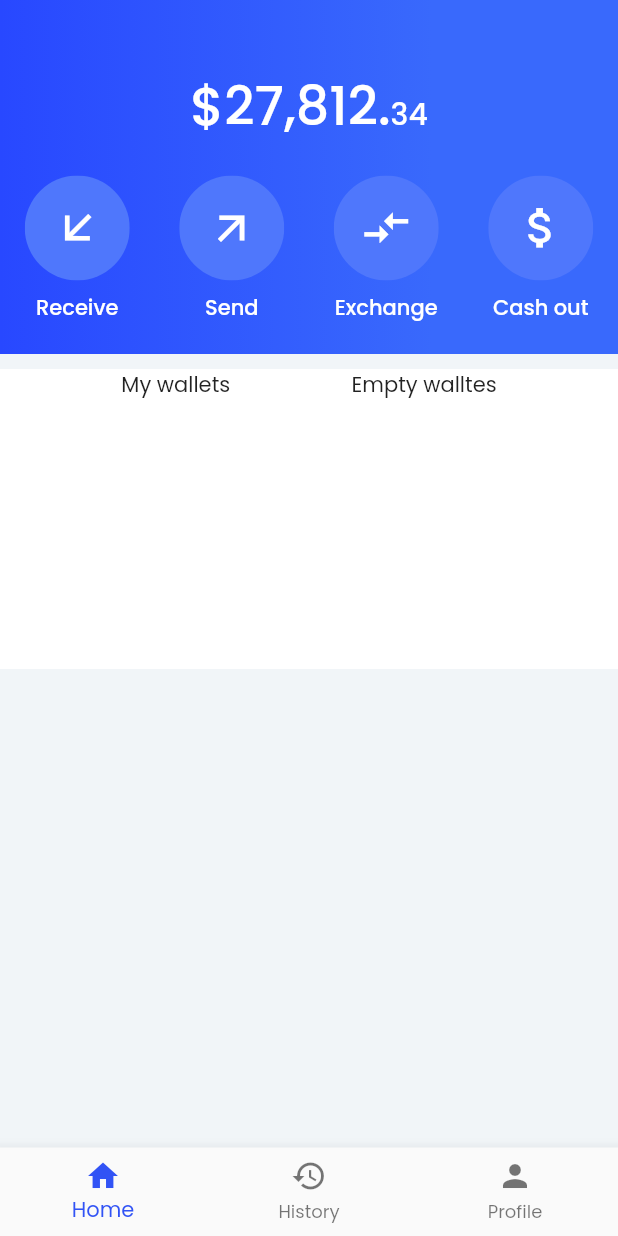
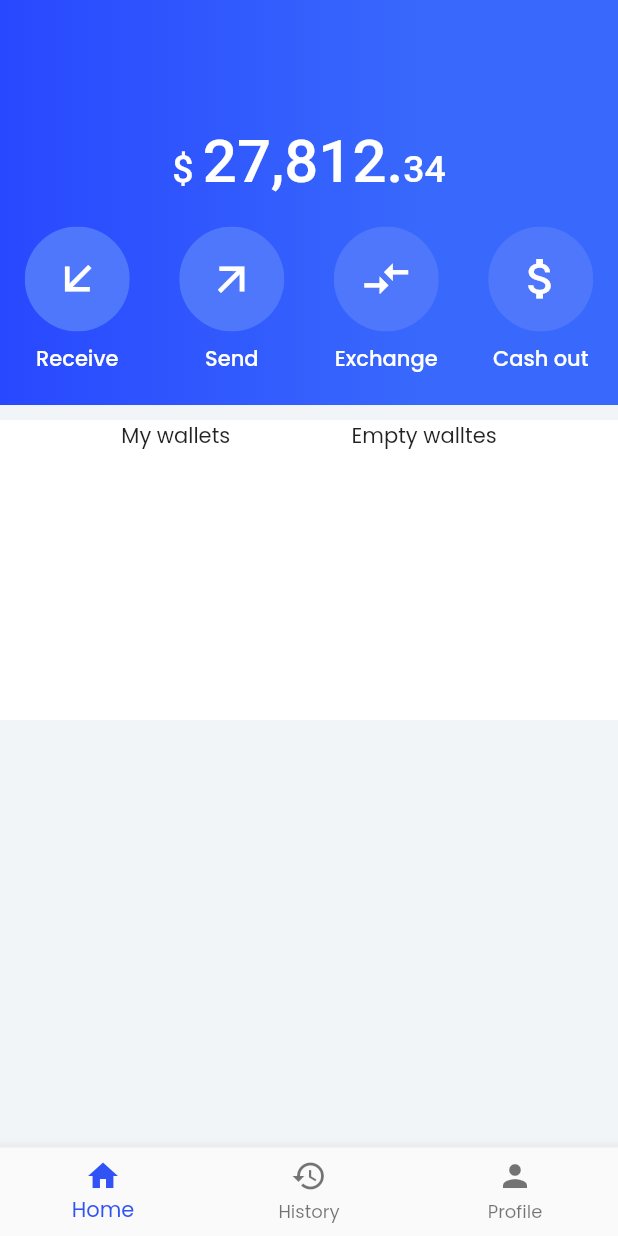
Before and after one commit to leonidasyopan/flutter-money-exchange, a Flutter app: the screen it shows after launch, on a phone screen of 412 x 824 dp. Run offline on Flutter 3.47's test engine with Material 2 defaults, Android fonts, the phone set to English and light mode, and no system bars.

Commit message:
using RichText for the main currency

```diff
--- a/lib/src/pages/homepage.dart
+++ b/lib/src/pages/homepage.dart
@@ -33,7 +33,7 @@ class Homepage extends StatelessWidget {
 
 Widget mainMenu() {
   return Container(
-    height: 236.0,
+    height: 270.0,
     decoration: BoxDecoration(
         gradient: LinearGradient(
       colors: [Color(0xFF2848FF), Color(0xFF3969FC)],
@@ -47,28 +47,37 @@ Widget mainMenu() {
           crossAxisAlignment: CrossAxisAlignment.end,
           mainAxisAlignment: MainAxisAlignment.center,
           children: [
-            Text(
-              '\$27,812.',
-              style: TextStyle(
-                  fontSize: 35.0,
+            RichText(
+              text: TextSpan(
+                text: '\$ ',
+                style: TextStyle(
+                  fontSize: 25.0,
                   color: Color(0xFFFFFFFF),
-                  fontWeight: FontWeight.w500),
-            ),
-            Padding(
-              padding: EdgeInsets.fromLTRB(0.0, 0.0, 0.0, 6.0),
-              child: Text(
-                '34',
+                  fontWeight: FontWeight.w500
+                  ),
+                children: [
+                  TextSpan(
+                text: '27,812.',
                 style: TextStyle(
-                    fontSize: 20.0,
-                    color: Color(0xFFFFFFFF),
-                    fontWeight: FontWeight.w500),
+                  fontSize: 40.0,
+                  color: Color(0xFFFFFFFF),
+                  fontWeight: FontWeight.w500
+                  )
+                  ),
+                  TextSpan(
+                    text: '34',
+                    style: TextStyle(
+                      fontSize: 25.0,
+                      color: Color(0xFFFFFFFF),
+                      fontWeight: FontWeight.w500
+                    ),
+                  ),
+                ],
               ),
             ),
           ],
         ),
-        SizedBox(
-          height: 20.0,
-        ),
+        SizedBox(height: 20.0,),
         Row(
           mainAxisAlignment: MainAxisAlignment.spaceAround,
           children: [
```
